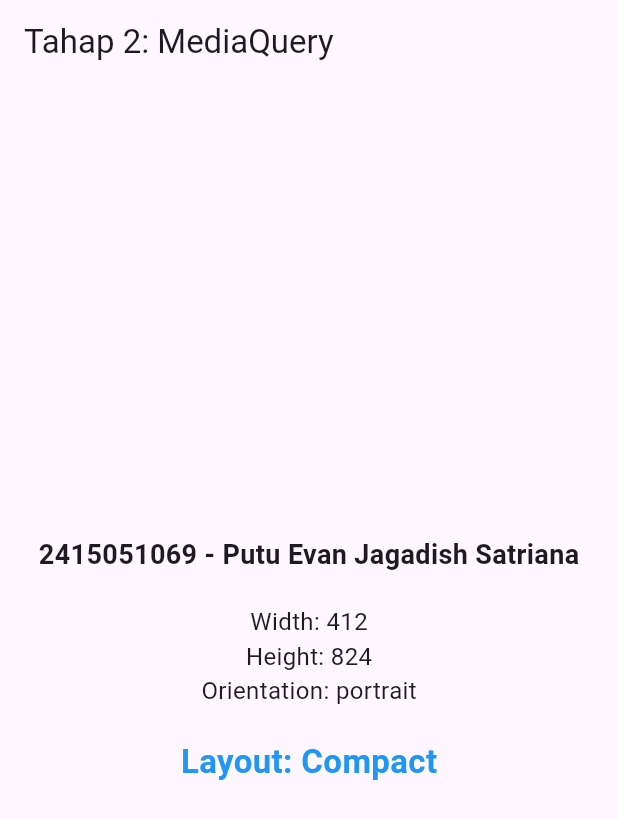
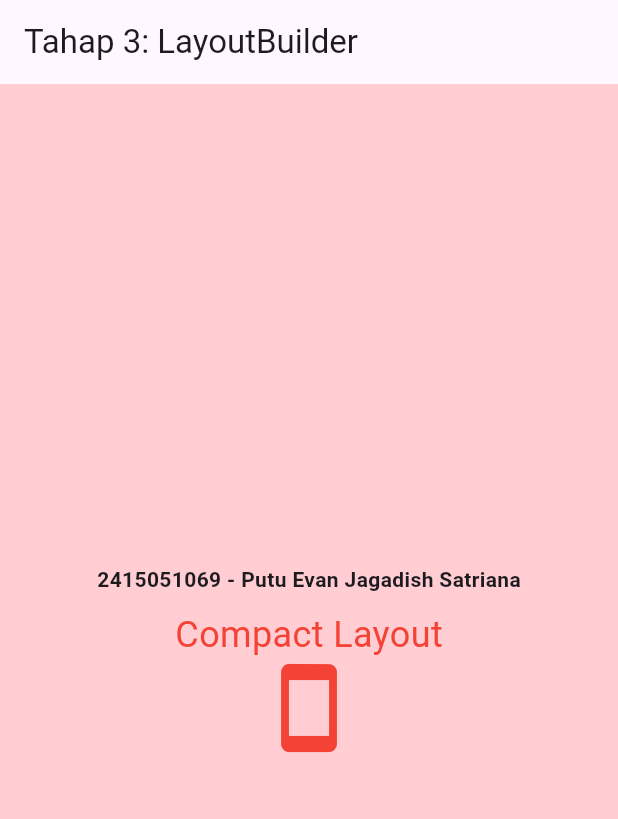
Before and after one commit to pannpanns/Course-Explorer, a Flutter app: the screen it shows after launch, on a phone screen of 412 x 824 dp. Shown: the top 819 px of the screen. Run offline on Flutter 3.47's test engine with Material 3 defaults, Android fonts, the phone set to English and light mode, and no system bars.

Commit message:
Tahap 3: LayoutBuilder dan Breakpoint

```diff
--- a/lib/main.dart
+++ b/lib/main.dart
@@ -14,43 +14,97 @@ class MyApp extends StatelessWidget {
   Widget build(BuildContext context) {
     return const MaterialApp(
       debugShowCheckedModeBanner: false,
-      home: MediaQueryPage(),
+      home: LayoutBuilderPage(),
     );
   }
 }
 
-class MediaQueryPage extends StatelessWidget {
-  const MediaQueryPage({super.key});
+class LayoutBuilderPage extends StatelessWidget {
+  const LayoutBuilderPage({super.key});
 
   @override
   Widget build(BuildContext context) {
-    final size = MediaQuery.of(context).size;
-    final orientation = MediaQuery.of(context).orientation;
-
-    String layoutType = size.width < 600 ? 'Compact' : 'Wide';
-
     return Scaffold(
-      appBar: AppBar(title: const Text('Tahap 2: MediaQuery')),
-      body: Center(
-        child: Column(
-          mainAxisAlignment: MainAxisAlignment.center,
-          children: [
-            const Text(
-              '$studentId - $studentName',
-              style: TextStyle(fontSize: 18, fontWeight: FontWeight.bold),
-            ),
-            const SizedBox(height: 20),
-            Text('Width: ${size.width.toStringAsFixed(0)}', style: const TextStyle(fontSize: 16)),
-            Text('Height: ${size.height.toStringAsFixed(0)}', style: const TextStyle(fontSize: 16)),
-            Text('Orientation: ${orientation.name}', style: const TextStyle(fontSize: 16)),
-            const SizedBox(height: 20),
-            Text(
-              'Layout: $layoutType',
-              style: const TextStyle(fontSize: 22, color: Colors.blue, fontWeight: FontWeight.bold),
-            ),
-          ],
-        ),
+      appBar: AppBar(title: const Text('Tahap 3: LayoutBuilder')),
+      body: LayoutBuilder(
+        builder: (context, constraints) {
+          if (constraints.maxWidth < 600) {
+            return const CompactLayout();
+          } else if (constraints.maxWidth < 840) {
+            return const MediumLayout();
+          } else {
+            return const ExpandedLayout();
+          }
+        },
       ),
     );
   }
 }
+
+class CompactLayout extends StatelessWidget {
+  const CompactLayout({super.key});
+  @override
+  Widget build(BuildContext context) {
+    return Container(
+      color: Colors.red[100],
+      width: double.infinity,
+      child: const Column(
+        mainAxisAlignment: MainAxisAlignment.center,
+        children: [
+          Text('$studentId - $studentName', style: TextStyle(fontWeight: FontWeight.bold)),
+          SizedBox(height: 10),
+          Text('Compact Layout', style: TextStyle(fontSize: 24, color: Colors.red)),
+          Icon(Icons.smartphone, size: 64, color: Colors.red),
+        ],
+      ),
+    );
+  }
+}
+
+// 2. Tampilan Medium (Tablet Kecil / Landscape Phone)
+class MediumLayout extends StatelessWidget {
+  const MediumLayout({super.key});
+  @override
+  Widget build(BuildContext context) {
+    return Container(
+      color: Colors.orange[100],
+      width: double.infinity,
+      child: const Column(
+        mainAxisAlignment: MainAxisAlignment.center,
+        children: [
+          Text('$studentId - $studentName', style: TextStyle(fontWeight: FontWeight.bold)),
+          SizedBox(height: 10),
+          Text('Medium Layout', style: TextStyle(fontSize: 28, color: Colors.orange)),
+          Icon(Icons.tablet_mac, size: 80, color: Colors.orange),
+        ],
+      ),
+    );
+  }
+}
+
+// 3. Tampilan Expanded (Desktop / Tablet Besar)
+class ExpandedLayout extends StatelessWidget {
+  const ExpandedLayout({super.key});
+  @override
+  Widget build(BuildContext context) {
+    return Container(
+      color: Colors.green[100],
+      width: double.infinity,
+      child: const Row(
+        mainAxisAlignment: MainAxisAlignment.center,
+        children: [
+          Icon(Icons.desktop_windows, size: 100, color: Colors.green),
+          SizedBox(width: 20),
+          Column(
+            mainAxisAlignment: MainAxisAlignment.center,
+            crossAxisAlignment: CrossAxisAlignment.start,
+            children: [
+              Text('$studentId - $studentName', style: TextStyle(fontWeight: FontWeight.bold, fontSize: 18)),
+              Text('Expanded Layout', style: TextStyle(fontSize: 32, color: Colors.green)),
+            ],
+          ),
+        ],
+      ),
+    );
+  }
+}
```
